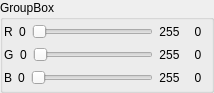
Above: pro/xml/colorbox.ui from zingibertram/igs-l4 before the change. Below: the same form after it.
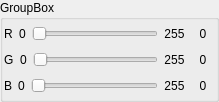
That is the form after the change.

```diff
--- a/pro/xml/colorbox.ui
+++ b/pro/xml/colorbox.ui
@@ -6,8 +6,8 @@
    <rect>
     <x>0</x>
     <y>0</y>
-    <width>207</width>
-    <height>93</height>
+    <width>219</width>
+    <height>102</height>
    </rect>
   </property>
   <property name="sizePolicy">
@@ -64,12 +64,6 @@
        </item>
        <item>
         <widget class="QSlider" name="slider_R">
-         <property name="minimumSize">
-          <size>
-           <width>120</width>
-           <height>0</height>
-          </size>
-         </property>
          <property name="maximum">
           <number>255</number>
          </property>
@@ -114,12 +108,6 @@
        </item>
        <item>
         <widget class="QSlider" name="slider_G">
-         <property name="minimumSize">
-          <size>
-           <width>120</width>
-           <height>0</height>
-          </size>
-         </property>
          <property name="maximum">
           <number>255</number>
          </property>
@@ -164,12 +152,6 @@
        </item>
        <item>
         <widget class="QSlider" name="slider_B">
-         <property name="minimumSize">
-          <size>
-           <width>120</width>
-           <height>0</height>
-          </size>
-         </property>
          <property name="maximum">
           <number>255</number>
          </property>
```
